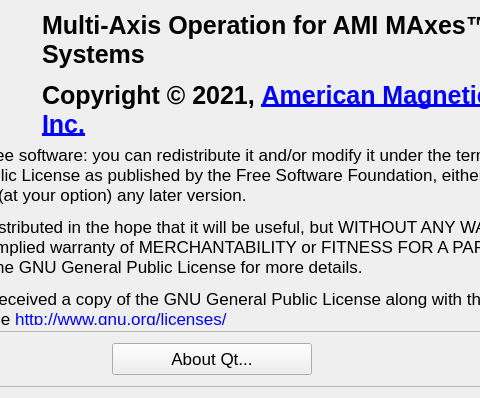
American-Magnetics-Inc/multi-axis-operation, file macOS-UI/aboutdialog.ui: the form before one commit; both pictures show x 148 to 628 and y 0 to 398 of the 720 by 398 pixel window.
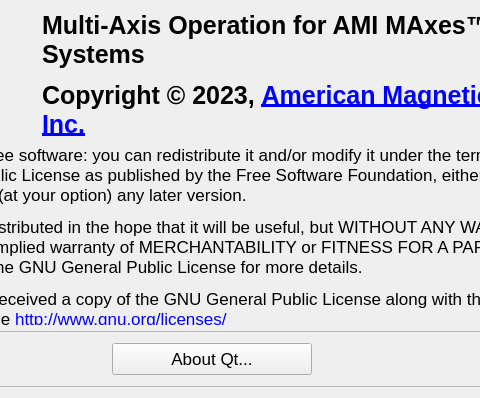
The form after the commit. Icons and pictures are not drawn.

Commit message: Updated README and UI font scaling for Mac plus binary for macOS.

Diff of the .ui file:
```diff
--- a/macOS-UI/aboutdialog.ui
+++ b/macOS-UI/aboutdialog.ui
@@ -60,12 +60,11 @@
       <font>
        <family>Segoe UI</family>
        <pointsize>19</pointsize>
-       <weight>75</weight>
        <bold>true</bold>
       </font>
      </property>
      <property name="text">
-      <string>&lt;html&gt;&lt;head/&gt;&lt;body&gt;&lt;p&gt;Multi-Axis Operation for AMI MAxes™ Systems&lt;/p&gt;&lt;p&gt;Copyright © 2021, &lt;a href=&quot;http://www.americanmagnetics.com&quot;&gt;&lt;span style=&quot; text-decoration: underline; color:#0000ff;&quot;&gt;American Magnetics, Inc.&lt;/span&gt;&lt;/a&gt;&lt;/p&gt;&lt;/body&gt;&lt;/html&gt;</string>
+      <string>&lt;html&gt;&lt;head/&gt;&lt;body&gt;&lt;p&gt;Multi-Axis Operation for AMI MAxes™ Systems&lt;/p&gt;&lt;p&gt;Copyright © 2023, &lt;a href=&quot;http://www.americanmagnetics.com&quot;&gt;&lt;span style=&quot; text-decoration: underline; color:#0000ff;&quot;&gt;American Magnetics, Inc.&lt;/span&gt;&lt;/a&gt;&lt;/p&gt;&lt;/body&gt;&lt;/html&gt;</string>
      </property>
      <property name="alignment">
       <set>Qt::AlignLeading|Qt::AlignLeft|Qt::AlignVCenter</set>
```
The commit also changes 4 other files.
